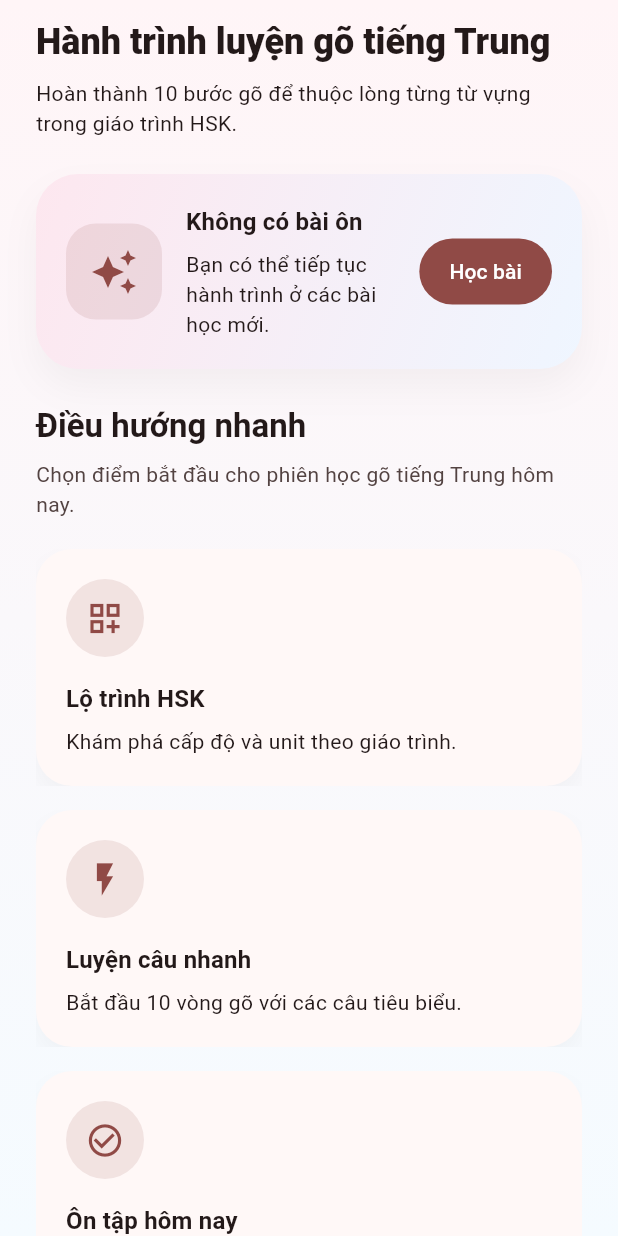
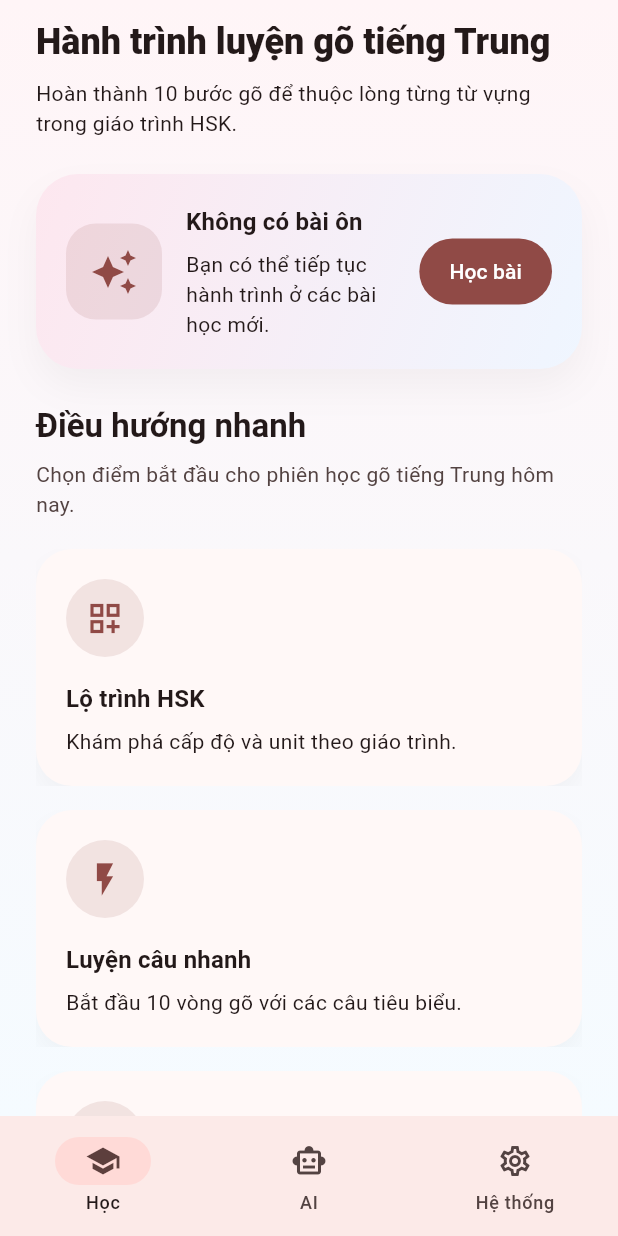
Before and after one commit to hieuhieu2202/learnchinesene, a Flutter app: the screen it shows after launch, on a phone screen of 412 x 824 dp. Run offline on Flutter 3.47's test engine with Material 3 defaults, Android fonts, the phone set to English and light mode, and no system bars; our stand-ins replace audioplayers, get, sqflite; accounts and stored records are empty.

Commit message:
Add bottom navigation with dedicated AI and system hubs

```diff
--- a/lib/features/vocabulary/presentation/controllers/home_controller.dart
+++ b/lib/features/vocabulary/presentation/controllers/home_controller.dart
@@ -39,6 +39,7 @@ class HomeController extends GetxController {
   final sections = <int>[].obs;
   final isLoading = false.obs;
   final hskOverview = <HskLevelOverview>[].obs;
+  final selectedTab = 0.obs;
 
   @override
   void onInit() {
@@ -114,6 +115,10 @@ class HomeController extends GetxController {
 
     hskOverview.assignAll(overviewItems);
   }
+
+  void changeTab(int index) {
+    selectedTab.value = index;
+  }
 }
 
 class _LevelAggregate {
--- a/lib/features/vocabulary/presentation/pages/home_page.dart
+++ b/lib/features/vocabulary/presentation/pages/home_page.dart
@@ -7,13 +7,64 @@ import '../controllers/home_controller.dart';
 import '../theme/hsk_palette.dart';
 import '../utils/navigation_utils.dart';
 
+const _homeBackgroundGradient = LinearGradient(
+  colors: [Color(0xFFFFF5F7), Color(0xFFF5FBFF)],
+  begin: Alignment.topCenter,
+  end: Alignment.bottomCenter,
+);
+
 class HomePage extends GetView<HomeController> {
   const HomePage({super.key});
 
   @override
   Widget build(BuildContext context) {
+    return Obx(() {
+      final index = controller.selectedTab.value;
+      final pages = <Widget>[
+        _DashboardTab(controller: controller),
+        const _AiHubTab(),
+        _SystemHubTab(controller: controller),
+      ];
+
       return Scaffold(
-      body: Obx(() {
+        body: IndexedStack(
+          index: index,
+          children: pages,
+        ),
+        bottomNavigationBar: NavigationBar(
+          selectedIndex: index,
+          onDestinationSelected: controller.changeTab,
+          destinations: const [
+            NavigationDestination(
+              icon: Icon(Icons.school_outlined),
+              selectedIcon: Icon(Icons.school),
+              label: 'Học',
+            ),
+            NavigationDestination(
+              icon: Icon(Icons.smart_toy_outlined),
+              selectedIcon: Icon(Icons.smart_toy),
+              label: 'AI',
+            ),
+            NavigationDestination(
+              icon: Icon(Icons.settings_outlined),
+              selectedIcon: Icon(Icons.settings),
+              label: 'Hệ thống',
+            ),
+          ],
+        ),
+      );
+    });
+  }
+}
+
+class _DashboardTab extends StatelessWidget {
+  const _DashboardTab({required this.controller});
+
+  final HomeController controller;
+
+  @override
+  Widget build(BuildContext context) {
+    return Obx(() {
       final isLoading = controller.isLoading.value;
       final overview = controller.hskOverview.toList();
       final reviewCount = controller.reviewCount.value;
@@ -50,54 +101,9 @@ class HomePage extends GetView<HomeController> {
         ),
       ];
 
-        final aiItems = [
-          _NavigationItem(
-            icon: Icons.smart_toy_outlined,
-            title: 'AI trợ giảng',
-            subtitle: 'Đặt câu hỏi và xin thêm ví dụ về từ đang học.',
-            onTap: () => navigateAfterFrame(() => Get.toNamed(AppRoutes.aiChat)),
-          ),
-          _NavigationItem(
-            icon: Icons.lightbulb_outline,
-            title: 'AI gợi ý câu luyện tập',
-            subtitle: 'Nhận các biến thể câu để luyện gõ sâu hơn.',
-            onTap: () => navigateAfterFrame(
-                  () => Get.toNamed(
-                    AppRoutes.aiChat,
-                    arguments: {
-                      'context': 'Gợi ý thêm câu ví dụ dễ gõ cho từ vựng tôi đang học.',
-                    },
-                  ),
-                ),
-          ),
-        ];
-
-        final systemItems = [
-          _NavigationItem(
-            icon: Icons.settings_suggest_outlined,
-            title: 'Cài đặt hệ thống',
-            subtitle: 'Điều chỉnh TTS, giao diện và nhắc ôn tập.',
-            onTap: () => navigateAfterFrame(() => Get.toNamed(AppRoutes.settings)),
-          ),
-          _NavigationItem(
-            icon: Icons.insights_outlined,
-            title: 'Hồ sơ & thành tích',
-            subtitle: 'Theo dõi số từ đã thuần thục và chuỗi ngày học.',
-            onTap: () => navigateAfterFrame(() => Get.toNamed(AppRoutes.profile)),
-          ),
-        ];
-
-        return Container(
-          decoration: const BoxDecoration(
-            gradient: LinearGradient(
-              colors: [Color(0xFFFFF5F7), Color(0xFFF5FBFF)],
-              begin: Alignment.topCenter,
-              end: Alignment.bottomCenter,
-            ),
-          ),
-          child: SafeArea(
-            bottom: false,
+      return _GradientBackground(
         child: CustomScrollView(
+          key: const PageStorageKey('home-dashboard'),
           physics: const BouncingScrollPhysics(),
           slivers: [
             SliverPadding(
@@ -141,35 +147,192 @@ class HomePage extends GetView<HomeController> {
                 ),
               ),
             ),
-                const SliverToBoxAdapter(child: SizedBox(height: 40)),
-                SliverPadding(
-                  padding: const EdgeInsets.symmetric(horizontal: 24),
-                  sliver: SliverToBoxAdapter(
-                    child: _NavigationGroup(
+            const SliverToBoxAdapter(child: SizedBox(height: 80)),
+          ],
+        ),
+      );
+    });
+  }
+}
+
+class _AiHubTab extends StatelessWidget {
+  const _AiHubTab();
+
+  @override
+  Widget build(BuildContext context) {
+    final aiAssistItems = [
+      _NavigationItem(
+        icon: Icons.smart_toy_outlined,
         title: 'AI trợ giảng',
-                      subtitle:
-                          'Sử dụng trí tuệ nhân tạo để mở rộng ngữ cảnh và biến thể câu.',
-                      items: aiItems,
+        subtitle: 'Đặt câu hỏi và xin thêm ví dụ về từ đang học.',
+        onTap: () => navigateAfterFrame(() => Get.toNamed(AppRoutes.aiChat)),
+      ),
+      _NavigationItem(
+        icon: Icons.question_answer_outlined,
+        title: 'Giải thích ngữ pháp',
+        subtitle: 'Nhờ AI phân tích cấu trúc câu khó hiểu.',
+        onTap: () => navigateAfterFrame(
+          () => Get.toNamed(
+            AppRoutes.aiChat,
+            arguments: {
+              'context': 'Giải thích chi tiết ngữ pháp và cấu trúc của câu sau.',
+            },
           ),
         ),
       ),
-                const SliverToBoxAdapter(child: SizedBox(height: 32)),
-                SliverPadding(
-                  padding: const EdgeInsets.symmetric(horizontal: 24),
-                  sliver: SliverToBoxAdapter(
-                    child: _NavigationGroup(
-                      title: 'Hệ thống & thống kê',
-                      subtitle: 'Quản lý cấu hình ứng dụng và xem tiến trình học tập.',
-                      items: systemItems,
+    ];
+
+    final aiPracticeItems = [
+      _NavigationItem(
+        icon: Icons.auto_awesome_outlined,
+        title: 'AI gợi ý câu luyện tập',
+        subtitle: 'Nhận các biến thể câu để luyện gõ sâu hơn.',
+        onTap: () => navigateAfterFrame(
+          () => Get.toNamed(
+            AppRoutes.aiChat,
+            arguments: {
+              'context':
+                  'Hãy tạo các câu ví dụ mới dễ gõ có chứa từ vựng tôi đang học.',
+            },
           ),
         ),
       ),
-                const SliverToBoxAdapter(child: SizedBox(height: 48)),
+      _NavigationItem(
+        icon: Icons.hearing_outlined,
+        title: 'Luyện nghe cùng AI',
+        subtitle: 'Xin audio và câu hỏi kiểm tra nghe - gõ.',
+        onTap: () => navigateAfterFrame(
+          () => Get.toNamed(
+            AppRoutes.aiChat,
+            arguments: {
+              'context':
+                  'Hãy đóng vai giáo viên và cho tôi nghe - gõ với từ vựng này.',
+            },
+          ),
+        ),
+      ),
+    ];
+
+    return _GradientBackground(
+      child: ListView(
+        key: const PageStorageKey('ai-hub'),
+        physics: const BouncingScrollPhysics(),
+        padding: const EdgeInsets.fromLTRB(24, 24, 24, 120),
+        children: [
+          Text(
+            'Trung tâm AI trợ giảng',
+            style: Theme.of(context).textTheme.headlineSmall?.copyWith(
+                  fontWeight: FontWeight.w800,
+                ),
+          ),
+          const SizedBox(height: 8),
+          Text(
+            'Sử dụng AI để mở rộng ngữ cảnh, giải thích chi tiết và tạo bài luyện gõ cá nhân hóa.',
+            style: Theme.of(context).textTheme.bodyMedium,
+          ),
+          const SizedBox(height: 28),
+          _NavigationGroup(
+            title: 'Hỏi đáp tức thì',
+            subtitle: 'Trò chuyện với trợ giảng AI để hiểu sâu từng cấu trúc.',
+            items: aiAssistItems,
+          ),
+          const SizedBox(height: 32),
+          _NavigationGroup(
+            title: 'Sinh bài luyện từ AI',
+            subtitle: 'Nhận thêm câu ví dụ và bài nghe để luyện gõ liên tục.',
+            items: aiPracticeItems,
+          ),
         ],
       ),
+    );
+  }
+}
+
+class _SystemHubTab extends StatelessWidget {
+  const _SystemHubTab({required this.controller});
+
+  final HomeController controller;
+
+  @override
+  Widget build(BuildContext context) {
+    final systemItems = [
+      _NavigationItem(
+        icon: Icons.settings_suggest_outlined,
+        title: 'Cài đặt hệ thống',
+        subtitle: 'Điều chỉnh TTS, giao diện và nhắc ôn tập.',
+        onTap: () => navigateAfterFrame(() => Get.toNamed(AppRoutes.settings)),
+      ),
+      _NavigationItem(
+        icon: Icons.insights_outlined,
+        title: 'Hồ sơ & thành tích',
+        subtitle: 'Theo dõi số từ đã thuần thục và chuỗi ngày học.',
+        onTap: () => navigateAfterFrame(() => Get.toNamed(AppRoutes.profile)),
+      ),
+      _NavigationItem(
+        icon: Icons.check_circle_outline,
+        title: 'Ôn tập hôm nay',
+        subtitle: 'Vào lại danh sách từ cần củng cố trong ngày.',
+        onTap: () => navigateAfterFrame(() => Get.toNamed(AppRoutes.reviewToday)),
+      ),
+    ];
+
+    final supportItems = [
+      _NavigationItem(
+        icon: Icons.info_outline,
+        title: 'Giới thiệu lộ trình',
+        subtitle: 'Xem tổng quan 10 bước gõ cho mỗi từ vựng.',
+        onTap: () => controller.changeTab(0),
+      ),
+    ];
+
+    return _GradientBackground(
+      child: ListView(
+        key: const PageStorageKey('system-hub'),
+        physics: const BouncingScrollPhysics(),
+        padding: const EdgeInsets.fromLTRB(24, 24, 24, 120),
+        children: [
+          Text(
+            'Trung tâm hệ thống',
+            style: Theme.of(context).textTheme.headlineSmall?.copyWith(
+                  fontWeight: FontWeight.w800,
+                ),
+          ),
+          const SizedBox(height: 8),
+          Text(
+            'Quản lý cấu hình học tập, xem thống kê và truy cập nhanh các tiện ích.',
+            style: Theme.of(context).textTheme.bodyMedium,
+          ),
+          const SizedBox(height: 28),
+          _NavigationGroup(
+            title: 'Quản lý ứng dụng',
+            subtitle: 'Tùy chỉnh trải nghiệm học và xem tiến trình chi tiết.',
+            items: systemItems,
+          ),
+          const SizedBox(height: 32),
+          _NavigationGroup(
+            title: 'Hỗ trợ nhanh',
+            subtitle: 'Quay lại trang tổng quan để tiếp tục hành trình gõ.',
+            items: supportItems,
+          ),
+        ],
       ),
     );
-      }),
+  }
+}
+
+class _GradientBackground extends StatelessWidget {
+  const _GradientBackground({required this.child});
+
+  final Widget child;
+
+  @override
+  Widget build(BuildContext context) {
+    return Container(
+      decoration: const BoxDecoration(gradient: _homeBackgroundGradient),
+      child: SafeArea(
+        bottom: false,
+        child: child,
+      ),
     );
   }
 }
```
Lines whose indentation alone changed are shown as unchanged.
